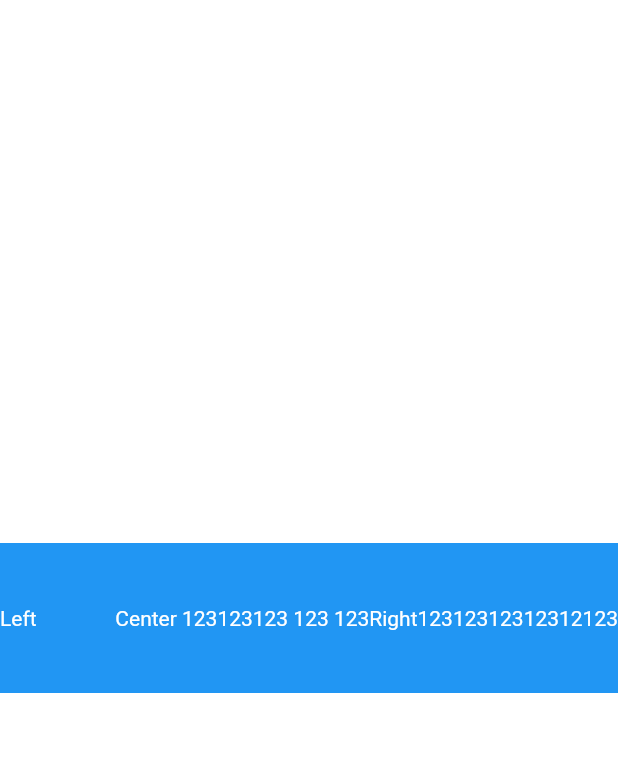
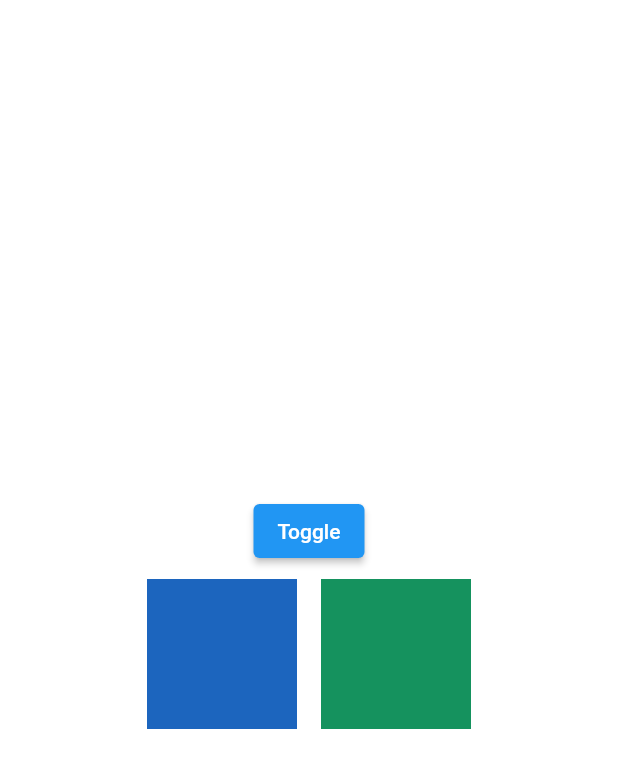
Before and after one commit to AD1N1993/flutter_features, a Flutter app: the screen it shows after launch, on a phone screen of 412 x 824 dp. Shown: the top 768 px of the screen. Run offline on Flutter 3.47's test engine with Material 2 defaults, Android fonts, the light colour scheme and no system bars.

Commit message:
feat(a): simple example

```diff
--- /dev/null
+++ b/lib/local_key_example.dart
@@ -0,0 +1,81 @@
+import 'dart:math';
+import 'package:flutter/material.dart';
+
+class LocalKeyExample extends StatefulWidget {
+  @override
+  State<LocalKeyExample> createState() => _LocalKeyExampleState();
+}
+
+class _LocalKeyExampleState extends State<LocalKeyExample> {
+  List<Widget> tiles = [
+    Padding(
+      key: UniqueKey(),
+      padding: const EdgeInsets.all(8.0),
+      child: Tile(),
+    ),
+    Padding(
+      key: UniqueKey(),
+      padding: const EdgeInsets.all(8.0),
+      child: Tile(),
+    ),
+  ];
+
+  void swapTiles() {
+    setState(() {
+      tiles.insert(1, tiles.removeAt(0));
+    });
+  }
+
+  @override
+  Widget build(BuildContext context) {
+    return Column(
+      mainAxisAlignment: MainAxisAlignment.center,
+      crossAxisAlignment: CrossAxisAlignment.stretch,
+      children: [
+        SizedBox(
+          width: 100,
+          child: Center(
+            child: ElevatedButton(
+                onPressed: swapTiles,
+                child: const Text(
+                  'Toggle',
+                  textDirection: TextDirection.ltr,
+                )),
+          ),
+        ),
+        Row(
+          mainAxisAlignment: MainAxisAlignment.center,
+          children: tiles,
+        )
+      ],
+    );
+  }
+}
+
+class Tile extends StatefulWidget {
+  const Tile({super.key});
+
+  @override
+  State<Tile> createState() => _TileState();
+}
+
+class _TileState extends State<Tile> {
+  final myColor = UniqueColorGenerator.getColor();
+
+  @override
+  Widget build(BuildContext context) {
+    return Container(
+      color: myColor,
+      width: 100,
+      height: 100,
+    );
+  }
+}
+
+class UniqueColorGenerator {
+  static final _random = Random();
+  static Color getColor() {
+    return Color.fromRGBO(
+        _random.nextInt(256), _random.nextInt(256), _random.nextInt(256), 1.0);
+  }
+}
--- a/lib/main.dart
+++ b/lib/main.dart
@@ -1,4 +1,5 @@
 import 'package:flutter/material.dart';
+import 'package:lazy_load/local_key_example.dart';
 
 void main() {
   runApp(const MyApp());
@@ -8,86 +9,14 @@ class MyApp extends StatelessWidget {
   const MyApp({super.key});
   @override
   Widget build(BuildContext context) {
-    return Center(
-      child: Container(
-        color: Colors.blue,
-        child: CustomMultiChildLayout(
-          delegate: OwnCustomMultiChildLayoutDelegate(),
-          children: [
-            LayoutId(
-                id: 1,
-                child: Text(
-                  "Left",
-                  textDirection: TextDirection.ltr,
-                )),
-            LayoutId(
-                id: 2,
-                child: Text(
-                  "Center 123123123 123 123",
-                  textDirection: TextDirection.ltr,
-                )),
-            LayoutId(
-                id: 3,
-                child: Text(
-                  "Right12312312312312123",
-                  textDirection: TextDirection.ltr,
-                )),
-          ],
+    return Directionality(
+      textDirection: TextDirection.ltr,
+      child: Center(
+        child: Container(
+          color: Colors.white,
+          child: LocalKeyExample(),
         ),
       ),
     );
   }
 }
-
-class OwnCustomMultiChildLayoutDelegate extends MultiChildLayoutDelegate {
-  @override
-  Size getSize(BoxConstraints constraints) {
-    return Size(constraints.biggest.width, 100);
-  }
-
-  @override
-  void performLayout(Size size) {
-    if (hasChild(1) && hasChild(2) && hasChild(3)) {
-      const minOtherElementsWidth = 50;
-
-      final firstElementMaxWidth = size.width - minOtherElementsWidth * 2;
-      final firstElementSize = layoutChild(
-          1, BoxConstraints.loose(Size(firstElementMaxWidth, size.height)));
-
-      final thirdElementMaxWidth =
-          size.width - firstElementSize.width - minOtherElementsWidth;
-
-      final thirdElementSize = layoutChild(
-          3, BoxConstraints.loose(Size(thirdElementMaxWidth, size.height)));
-
-      final secondElementMaxWidth =
-          size.width - firstElementSize.width - thirdElementSize.width;
-
-      final secondElementSize = layoutChild(
-          2, BoxConstraints.loose(Size(secondElementMaxWidth, size.height)));
-
-      final firstElementOffsetY = size.height / 2 - firstElementSize.height / 2;
-      positionChild(1, Offset(0, firstElementOffsetY));
-
-      final thirdElementOffsetY = size.height / 2 - thirdElementSize.height / 2;
-      final thirdElementOffsetX = size.width - thirdElementSize.width;
-      positionChild(3, Offset(thirdElementOffsetX, thirdElementOffsetY));
-
-      final secondElementOffsetY =
-          size.height / 2 - secondElementSize.height / 2;
-      var secondElementOffsetX = size.width / 2 - secondElementSize.width / 2;
-      if (firstElementSize.width > secondElementOffsetX) {
-        secondElementOffsetX = firstElementSize.width;
-      } else if (thirdElementOffsetX <
-          secondElementOffsetX + secondElementSize.width) {
-        secondElementOffsetX = thirdElementOffsetX - secondElementSize.width;
-      }
-      positionChild(2, Offset(secondElementOffsetX, secondElementOffsetY));
-    }
-  }
-
-  @override
-  bool shouldRelayout(covariant MultiChildLayoutDelegate oldDelegate) {
-    return true;
-  }
-}
```
Also changed, not shown: lib/keys_shema.png (added).
